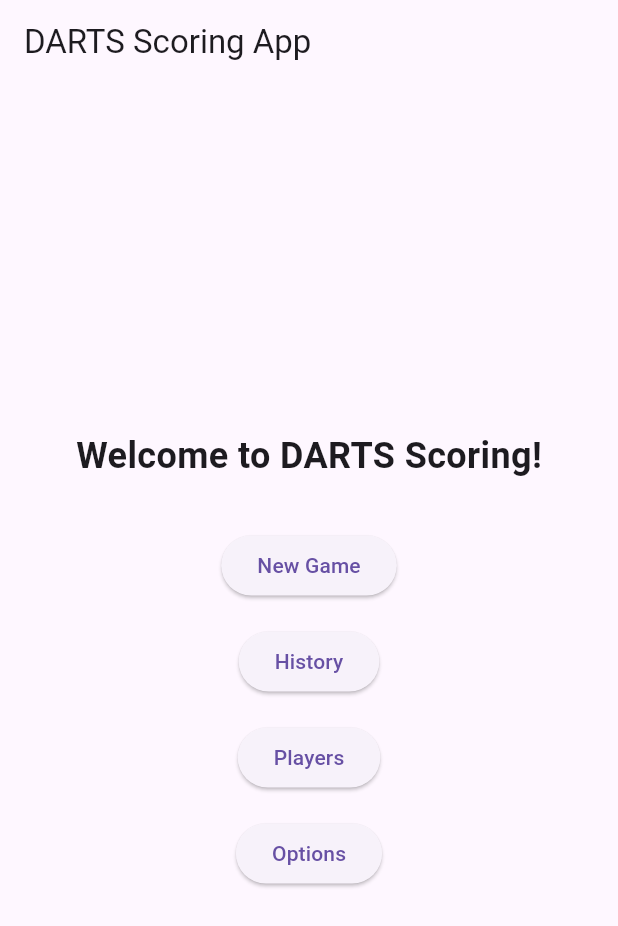
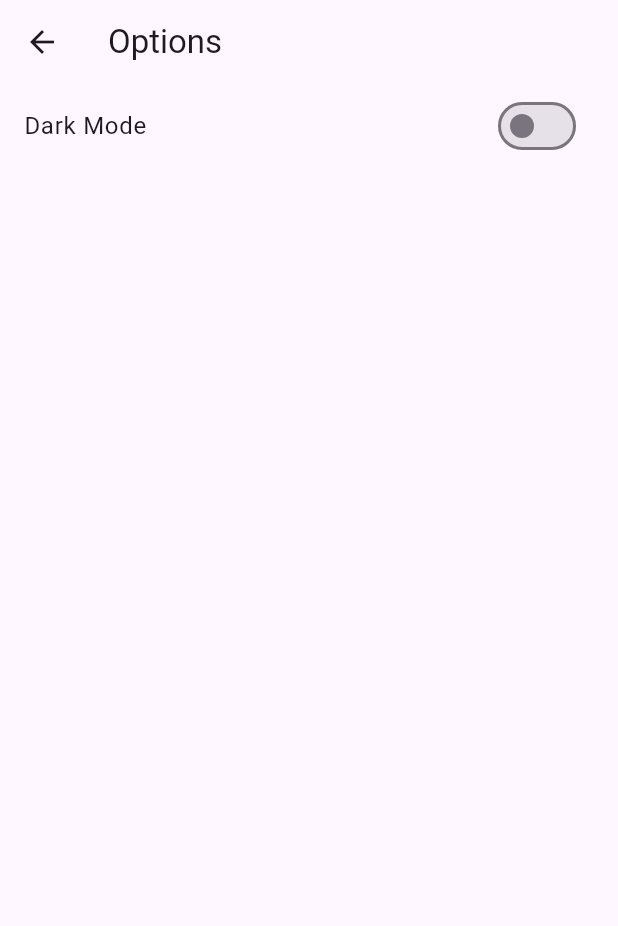
Before and after one commit to GunnarAgustsson/DartsApp, a Flutter app: the screen it shows after launch, after a tap on "Options", on a phone screen of 412 x 824 dp. Shown: the top 926 px of the screen. Run offline on Flutter 3.47's test engine with Material 3 defaults, Android fonts, the phone set to English and light mode, and no system bars; our stand-ins replace flutter_svg, shared_preferences.

Commit message:
Darkmode added

```diff
--- a/dars_scoring_app/lib/main.dart
+++ b/dars_scoring_app/lib/main.dart
@@ -1,16 +1,48 @@
 import 'package:flutter/material.dart';
+import 'package:shared_preferences/shared_preferences.dart';
 import 'screens/home_screen.dart';
 
-void main() => runApp(const DarsScoringApp());
+void main() async {
+  WidgetsFlutterBinding.ensureInitialized();
+  final prefs = await SharedPreferences.getInstance();
+  final isDarkMode = prefs.getBool('darkMode') ?? false;
+  runApp(MyApp(isDarkMode: isDarkMode));
+}
 
-class DarsScoringApp extends StatelessWidget {
-  const DarsScoringApp({super.key});
+class MyApp extends StatefulWidget {
+  final bool isDarkMode;
+  const MyApp({super.key, required this.isDarkMode});
+
+  @override
+  State<MyApp> createState() => _MyAppState();
+}
+
+class _MyAppState extends State<MyApp> {
+  late bool _isDarkMode;
+
+  @override
+  void initState() {
+    super.initState();
+    _isDarkMode = widget.isDarkMode;
+  }
+
+  void _setTheme(bool dark) {
+    setState(() {
+      _isDarkMode = dark;
+    });
+  }
 
   @override
   Widget build(BuildContext context) {
     return MaterialApp(
-      title: 'DARS Scoring App',
-      home: HomeScreen(),
+      title: 'DARTS Scoring App',
+      theme: ThemeData.light(),
+      darkTheme: ThemeData.dark(),
+      themeMode: _isDarkMode ? ThemeMode.dark : ThemeMode.light,
+      home: HomeScreen(
+        onThemeChanged: _setTheme,
+        isDarkMode: _isDarkMode,
+      ),
     );
   }
 }
--- a/dars_scoring_app/lib/screens/home_screen.dart
+++ b/dars_scoring_app/lib/screens/home_screen.dart
@@ -2,9 +2,17 @@ import 'package:flutter/material.dart';
 import 'players_screen.dart';
 import 'game_modes_screen.dart';
 import 'history_screen.dart';
+import 'options_screen.dart';
 
 class HomeScreen extends StatelessWidget {
-  const HomeScreen({super.key});
+  final bool isDarkMode;
+  final ValueChanged<bool> onThemeChanged;
+
+  const HomeScreen({
+    super.key,
+    required this.isDarkMode,
+    required this.onThemeChanged,
+  });
 
   @override
   Widget build(BuildContext context) {
@@ -59,7 +67,15 @@ class HomeScreen extends StatelessWidget {
             const SizedBox(height: 16),
             ElevatedButton(
               onPressed: () {
-                // TODO: Navigate to Options screen
+                Navigator.push(
+                  context,
+                  MaterialPageRoute(
+                    builder: (context) => OptionsScreen(
+                      isDarkMode: isDarkMode,
+                      onThemeChanged: onThemeChanged,
+                    ),
+                  ),
+                );
               },
               child: const Text('Options'),
             ),
--- /dev/null
+++ b/dars_scoring_app/lib/screens/options_screen.dart
@@ -0,0 +1,51 @@
+import 'package:flutter/material.dart';
+import 'package:shared_preferences/shared_preferences.dart';
+
+class OptionsScreen extends StatefulWidget {
+  final bool isDarkMode;
+  final ValueChanged<bool> onThemeChanged;
+
+  const OptionsScreen({
+    super.key,
+    required this.isDarkMode,
+    required this.onThemeChanged,
+  });
+
+  @override
+  State<OptionsScreen> createState() => _OptionsScreenState();
+}
+
+class _OptionsScreenState extends State<OptionsScreen> {
+  late bool _darkMode;
+
+  @override
+  void initState() {
+    super.initState();
+    _darkMode = widget.isDarkMode;
+  }
+
+  Future<void> _toggleDarkMode(bool value) async {
+    setState(() {
+      _darkMode = value;
+    });
+    widget.onThemeChanged(value);
+    final prefs = await SharedPreferences.getInstance();
+    await prefs.setBool('darkMode', value);
+  }
+
+  @override
+  Widget build(BuildContext context) {
+    return Scaffold(
+      appBar: AppBar(title: const Text('Options')),
+      body: ListView(
+        children: [
+          SwitchListTile(
+            title: const Text('Dark Mode'),
+            value: _darkMode,
+            onChanged: _toggleDarkMode,
+          ),
+        ],
+      ),
+    );
+  }
+}
```
Also changed, not shown: dars_scoring_app/lib/screens/traditional_game_screen.dart (+10 -5 lines).
